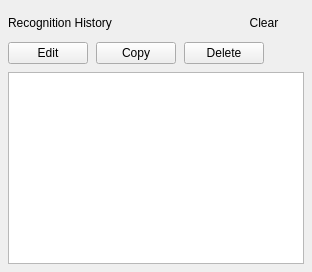
Before: the Qt Designer form src/history_widget.ui in xiaodaxia-2008/TalkInput, drawn with Qt 5.
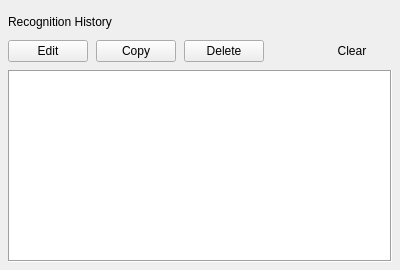
After: the same form once the commit is applied.

Patch:
```diff
--- a/src/history_widget.ui
+++ b/src/history_widget.ui
@@ -46,19 +46,6 @@
        </property>
       </spacer>
      </item>
-     <item>
-      <widget class="QPushButton" name="clearButton">
-       <property name="objectName">
-        <string>historyClearButton</string>
-       </property>
-       <property name="text">
-        <string>Clear</string>
-       </property>
-       <property name="flat">
-        <bool>true</bool>
-       </property>
-      </widget>
-     </item>
     </layout>
    </item>
     <item>
@@ -106,10 +93,32 @@
         </property>
        </spacer>
       </item>
+      <item>
+       <widget class="QPushButton" name="clearButton">
+        <property name="objectName">
+         <string>historyClearButton</string>
+        </property>
+        <property name="text">
+         <string>Clear</string>
+        </property>
+        <property name="flat">
+         <bool>true</bool>
+        </property>
+       </widget>
+      </item>
      </layout>
     </item>
     <item>
      <widget class="QTableView" name="table">
+     <property name="frameShape">
+      <enum>QFrame::Box</enum>
+     </property>
+     <property name="frameShadow">
+      <enum>QFrame::Sunken</enum>
+     </property>
+     <property name="lineWidth">
+      <number>1</number>
+     </property>
      <property name="alternatingRowColors">
       <bool>true</bool>
      </property>
```
Left out of the diff: 2 changed lines with no effect on the pictures.
